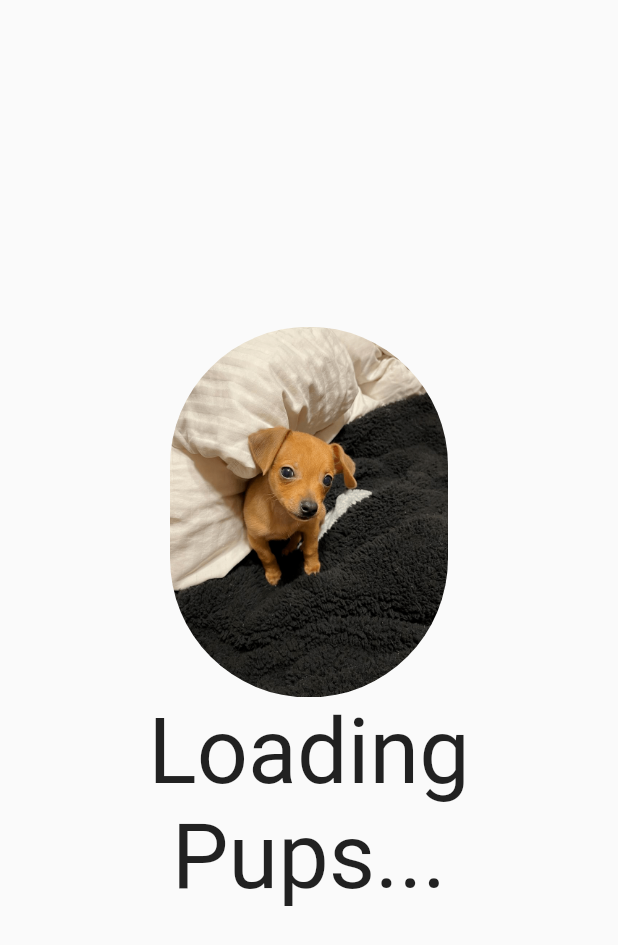
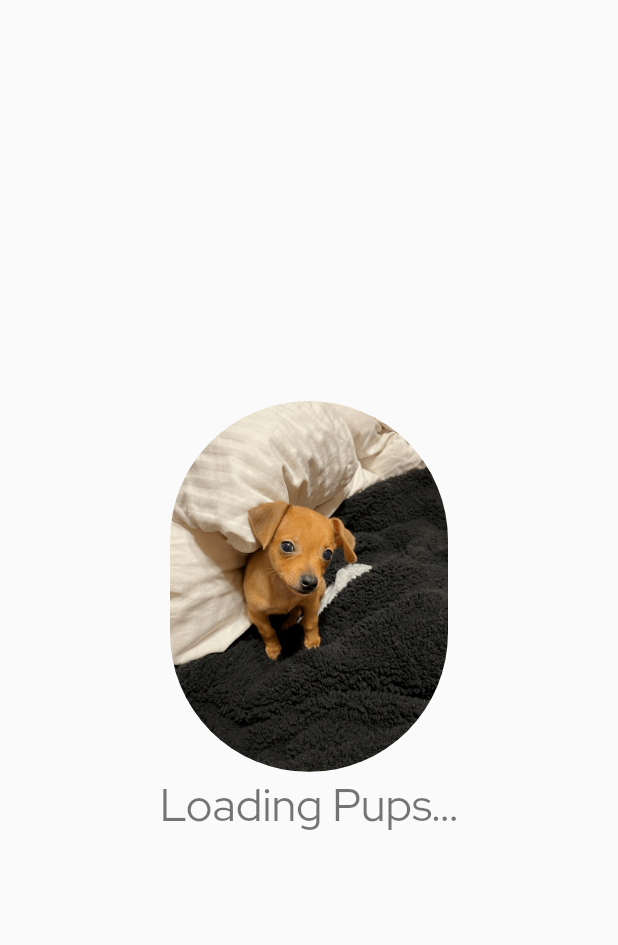
Before and after one commit to villegas-abva/My-Pups, a Flutter app: the LoadingWidget screen opened directly, on a phone screen of 412 x 824 dp. Shown: the top 945 px of the screen. Run offline on Flutter 3.47's test engine with Material 2 defaults, Android fonts, the phone set to English and light mode, and no system bars; our stand-ins replace bloc, cloud_firestore, equatable, firebase_core, flutter_bloc, flutter_snake_navigationbar; accounts and stored records are empty; network calls fail; Roboto replaces fonts that are missing (Dongle).

Commit message:
feat: ui changes to loading widget

```diff
--- a/lib/shared/widgets/loading_widget.dart
+++ b/lib/shared/widgets/loading_widget.dart
@@ -1,5 +1,7 @@
 import 'package:flutter/material.dart';
 import 'package:my_pups/shared/constants/constants.dart';
+import 'package:my_pups/ui/common/widgets/text/app_large_text.dart';
+import 'package:my_pups/ui/common/widgets/text/app_regular_text.dart';
 
 class LoadingWidget extends StatefulWidget {
   final String? text;
@@ -77,15 +79,11 @@ class _LoadingWidgetState extends State<LoadingWidget>
                 );
               },
             ),
-            SizedBox(height: height * 0.0015),
-            Text(
-              widget.text ?? 'Loading Pups...',
-              textAlign: TextAlign.center,
-              style: AppTextStyles.Dongle.copyWith(
-                fontSize: 60,
-                fontWeight: FontWeight.w400,
-              ),
-            ),
+            SizedBox(height: height * 0.0025),
+            const AppRegularText(
+              text: 'Loading Pups...',
+              size: 30,
+            )
           ],
         ),
       ),
```
